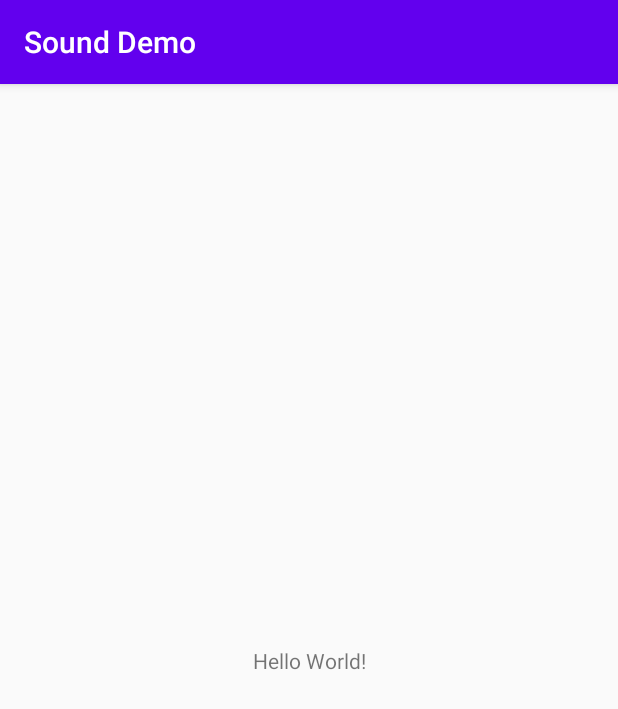
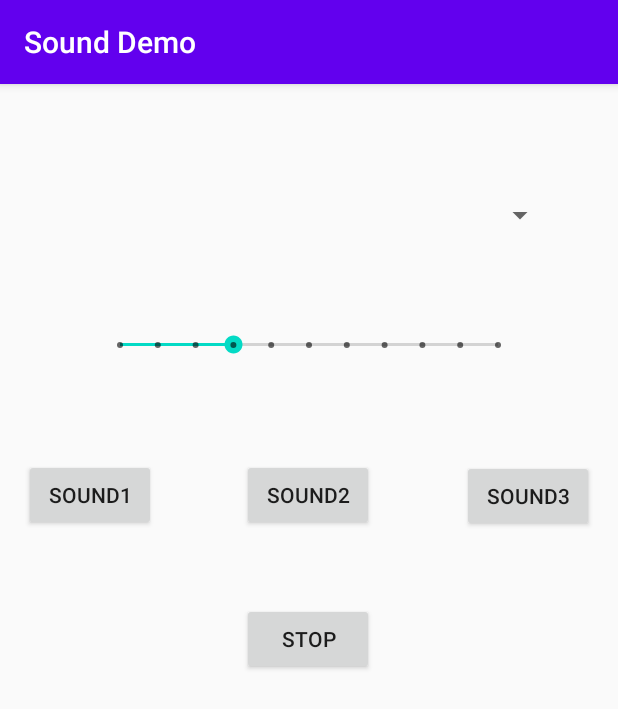
Before and after one commit to haschish/sound-demo, an Android app: the screen it shows after launch (MainActivity), on a phone screen of 412 x 824 dp. Shown: the top 709 px of the screen. Run offline under Robolectric (Android 15) with nearby library versions, the phone set to English and light mode, and no system bars.

Commit message:
changed activity_main.xml

```diff
--- a/app/src/main/res/layout/activity_main.xml
+++ b/app/src/main/res/layout/activity_main.xml
@@ -6,13 +6,77 @@
     android:layout_height="match_parent"
     tools:context=".MainActivity">
 
-    <TextView
+    <Spinner
+        android:id="@+id/spinner"
+        android:layout_width="0dp"
+        android:layout_height="0dp"
+        android:layout_marginStart="41dp"
+        android:layout_marginTop="43dp"
+        android:layout_marginEnd="41dp"
+        android:layout_marginBottom="119dp"
+        app:layout_constraintBottom_toTopOf="@+id/btnSound3"
+        app:layout_constraintEnd_toEndOf="parent"
+        app:layout_constraintStart_toStartOf="parent"
+        app:layout_constraintTop_toTopOf="parent" />
+
+    <Button
+        android:id="@+id/btnSound1"
         android:layout_width="wrap_content"
         android:layout_height="wrap_content"
-        android:text="Hello World!"
+        android:layout_marginStart="16dp"
+        android:layout_marginBottom="470dp"
+        android:text="Sound1"
         app:layout_constraintBottom_toBottomOf="parent"
-        app:layout_constraintLeft_toLeftOf="parent"
-        app:layout_constraintRight_toRightOf="parent"
-        app:layout_constraintTop_toTopOf="parent" />
+        app:layout_constraintEnd_toStartOf="@+id/btnSound2"
+        app:layout_constraintHorizontal_chainStyle="spread_inside"
+        app:layout_constraintStart_toStartOf="parent"
+        app:layout_constraintTop_toBottomOf="@+id/seekBar" />
 
+    <Button
+        android:id="@+id/btnSound2"
+        android:layout_width="wrap_content"
+        android:layout_height="wrap_content"
+        android:layout_marginTop="33dp"
+        android:layout_marginEnd="1dp"
+        android:text="Sound2"
+        app:layout_constraintEnd_toStartOf="@+id/btnSound3"
+        app:layout_constraintStart_toEndOf="@+id/btnSound1"
+        app:layout_constraintTop_toBottomOf="@+id/seekBar" />
+
+    <Button
+        android:id="@+id/btnSound3"
+        android:layout_width="wrap_content"
+        android:layout_height="wrap_content"
+        android:layout_marginEnd="16dp"
+        android:layout_marginBottom="47dp"
+        android:text="Sound3"
+        app:layout_constraintBottom_toTopOf="@+id/btnStop"
+        app:layout_constraintEnd_toEndOf="parent"
+        app:layout_constraintStart_toEndOf="@+id/btnSound2"
+        app:layout_constraintTop_toBottomOf="@+id/spinner" />
+
+    <Button
+        android:id="@+id/btnStop"
+        android:layout_width="wrap_content"
+        android:layout_height="wrap_content"
+        android:layout_marginBottom="374dp"
+        android:text="Stop"
+        app:layout_constraintBottom_toBottomOf="parent"
+        app:layout_constraintStart_toStartOf="@+id/btnSound2"
+        app:layout_constraintTop_toBottomOf="@+id/btnSound3" />
+
+    <SeekBar
+        android:id="@+id/seekBar"
+        style="@style/Widget.AppCompat.SeekBar.Discrete"
+        android:layout_width="0dp"
+        android:layout_height="0dp"
+        android:layout_marginStart="64dp"
+        android:layout_marginEnd="64dp"
+        android:layout_marginBottom="33dp"
+        android:max="10"
+        android:progress="3"
+        app:layout_constraintBottom_toTopOf="@+id/btnSound1"
+        app:layout_constraintEnd_toEndOf="parent"
+        app:layout_constraintStart_toStartOf="parent"
+        app:layout_constraintTop_toBottomOf="@+id/spinner" />
 </androidx.constraintlayout.widget.ConstraintLayout>
```
